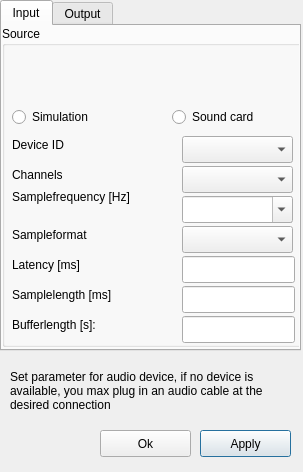
Old version of the form Oscilloscope/source/audiosettings.ui in the repository Rolloke/GUI-Apps.
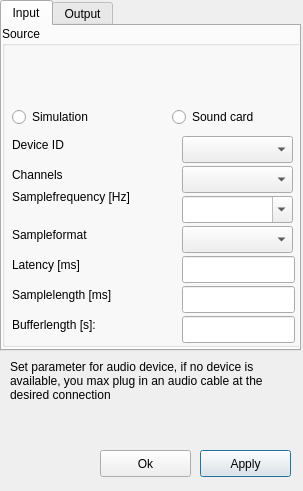
New version of the form.

Patch:
```diff
--- a/Oscilloscope/source/audiosettings.ui
+++ b/Oscilloscope/source/audiosettings.ui
@@ -7,7 +7,7 @@
     <x>0</x>
     <y>0</y>
     <width>303</width>
-    <height>472</height>
+    <height>491</height>
    </rect>
   </property>
   <property name="windowTitle">
@@ -20,7 +20,7 @@
    <property name="geometry">
     <rect>
      <x>200</x>
-     <y>430</y>
+     <y>450</y>
      <width>91</width>
      <height>27</height>
     </rect>
@@ -33,7 +33,7 @@
    <property name="geometry">
     <rect>
      <x>100</x>
-     <y>430</y>
+     <y>450</y>
      <width>91</width>
      <height>27</height>
     </rect>
@@ -46,7 +46,7 @@
    <property name="geometry">
     <rect>
      <x>10</x>
-     <y>390</y>
+     <y>430</y>
      <width>281</width>
      <height>17</height>
     </rect>
@@ -528,7 +528,7 @@
    <property name="geometry">
     <rect>
      <x>10</x>
-     <y>360</y>
+     <y>350</y>
      <width>291</width>
      <height>61</height>
     </rect>
```
